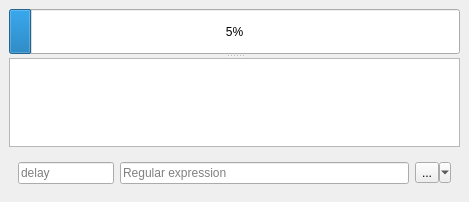
Qt form lib/progress_ui.ui (kg4ydw/noacli) before a commit.
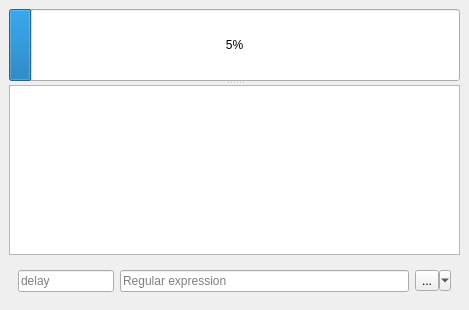
The same form after that commit. Icons and pictures are not drawn.

The edit to the form file:
```diff
--- a/lib/progress_ui.ui
+++ b/lib/progress_ui.ui
@@ -6,8 +6,8 @@
    <rect>
     <x>0</x>
     <y>0</y>
-    <width>469</width>
-    <height>202</height>
+    <width>289</width>
+    <height>310</height>
    </rect>
   </property>
   <property name="sizePolicy">
```
